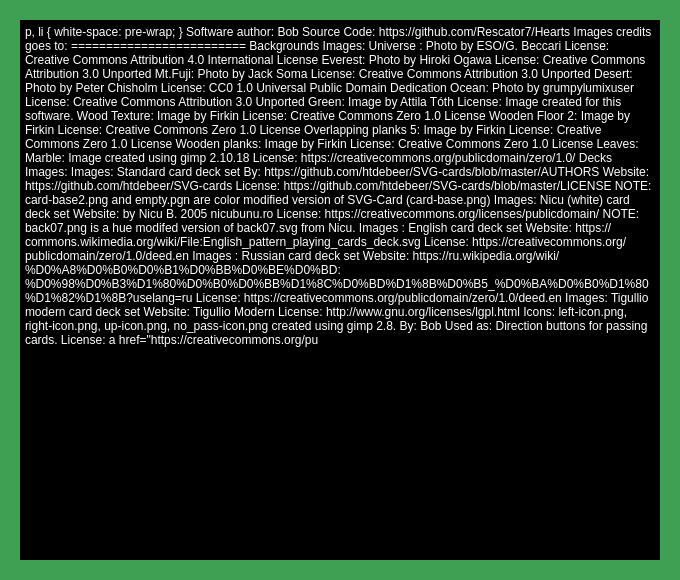
Above: credits.ui from Rescator7/Hearts before the change. Below: the same form after it.
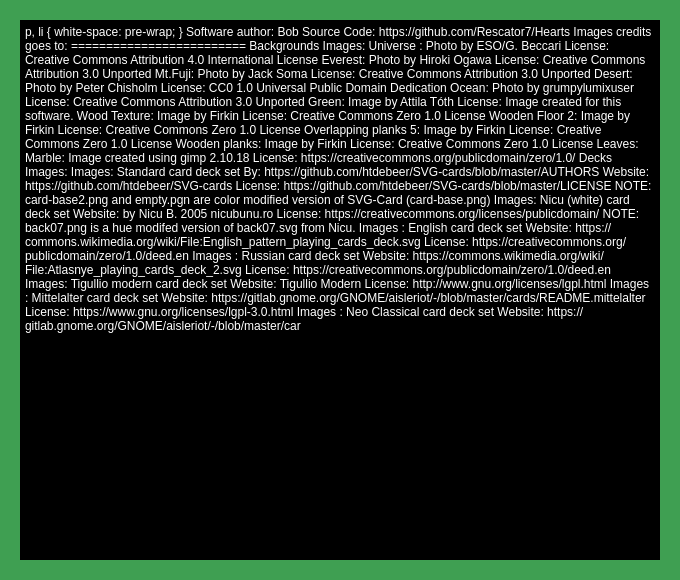
That is the form after the change. Icons and pictures are not drawn.

Patch:
```diff
--- a/credits.ui
+++ b/credits.ui
@@ -994,7 +994,7 @@
 &lt;p style=&quot;-qt-paragraph-type:empty; margin-top:0px; margin-bottom:0px; margin-left:0px; margin-right:0px; -qt-block-indent:0; text-indent:0px; text-decoration: underline; color:#5555ff;&quot;&gt;&lt;br /&gt;&lt;/p&gt;
 &lt;p style=&quot;-qt-paragraph-type:empty; margin-top:0px; margin-bottom:0px; margin-left:0px; margin-right:0px; -qt-block-indent:0; text-indent:0px; text-decoration: underline; color:#5555ff;&quot;&gt;&lt;br /&gt;&lt;/p&gt;
 &lt;p style=&quot; margin-top:0px; margin-bottom:0px; margin-left:0px; margin-right:0px; -qt-block-indent:0; text-indent:0px;&quot;&gt;&lt;span style=&quot; text-decoration: underline;&quot;&gt;Images&lt;/span&gt;: Russian card deck set&lt;/p&gt;
-&lt;p style=&quot; margin-top:0px; margin-bottom:0px; margin-left:0px; margin-right:0px; -qt-block-indent:0; text-indent:0px;&quot;&gt;Website: &lt;a href=&quot;https://ru.wikipedia.org/wiki/%D0%A8%D0%B0%D0%B1%D0%BB%D0%BE%D0%BD:%D0%98%D0%B3%D1%80%D0%B0%D0%BB%D1%8C%D0%BD%D1%8B%D0%B5_%D0%BA%D0%B0%D1%80%D1%82%D1%8B?uselang=ru&quot;&gt;&lt;span style=&quot; text-decoration: underline; color:#5555ff;&quot;&gt;https://ru.wikipedia.org/wiki/%D0%A8%D0%B0%D0%B1%D0%BB%D0%BE%D0%BD:%D0%98%D0%B3%D1%80%D0%B0%D0%BB%D1%8C%D0%BD%D1%8B%D0%B5_%D0%BA%D0%B0%D1%80%D1%82%D1%8B?uselang=ru&lt;/span&gt;&lt;/a&gt;&lt;/p&gt;
+&lt;p style=&quot; margin-top:0px; margin-bottom:0px; margin-left:0px; margin-right:0px; -qt-block-indent:0; text-indent:0px;&quot;&gt;Website: &lt;a href=&quot;https://commons.wikimedia.org/wiki/File:Atlasnye_playing_cards_deck_2.svg&quot;&gt;&lt;span style=&quot; text-decoration: underline; color:#5555ff;&quot;&gt;https://commons.wikimedia.org/wiki/File:Atlasnye_playing_cards_deck_2.svg&lt;/span&gt;&lt;/a&gt;&lt;/p&gt;
 &lt;p style=&quot; margin-top:0px; margin-bottom:0px; margin-left:0px; margin-right:0px; -qt-block-indent:0; text-indent:0px;&quot;&gt;License: &lt;a href=&quot;https://creativecommons.org/publicdomain/zero/1.0/deed.en&quot;&gt;&lt;span style=&quot; text-decoration: underline; color:#5555ff;&quot;&gt;https://creativecommons.org/publicdomain/zero/1.0/deed.en&lt;/span&gt;&lt;/a&gt;&lt;/p&gt;
 &lt;p style=&quot;-qt-paragraph-type:empty; margin-top:0px; margin-bottom:0px; margin-left:0px; margin-right:0px; -qt-block-indent:0; text-indent:0px;&quot;&gt;&lt;br /&gt;&lt;/p&gt;
 &lt;p style=&quot;-qt-paragraph-type:empty; margin-top:0px; margin-bottom:0px; margin-left:0px; margin-right:0px; -qt-block-indent:0; text-indent:0px;&quot;&gt;&lt;br /&gt;&lt;/p&gt;
@@ -1003,6 +1003,19 @@
 &lt;p style=&quot; margin-top:0px; margin-bottom:0px; margin-left:0px; margin-right:0px; -qt-block-indent:0; text-indent:0px;&quot;&gt;License: &lt;a href=&quot;http://www.gnu.org/licenses/lgpl.html
 &quot;&gt;&lt;span style=&quot; text-decoration: underline; color:#5555ff;&quot;&gt;http://www.gnu.org/licenses/lgpl.html &lt;/span&gt;&lt;/a&gt;&lt;/p&gt;
 &lt;p style=&quot;-qt-paragraph-type:empty; margin-top:0px; margin-bottom:0px; margin-left:0px; margin-right:0px; -qt-block-indent:0; text-indent:0px;&quot;&gt;&lt;br /&gt;&lt;/p&gt;
+&lt;p style=&quot;-qt-paragraph-type:empty; margin-top:0px; margin-bottom:0px; margin-left:0px; margin-right:0px; -qt-block-indent:0; text-indent:0px;&quot;&gt;&lt;br /&gt;&lt;/p&gt;
+&lt;p style=&quot; margin-top:0px; margin-bottom:0px; margin-left:0px; margin-right:0px; -qt-block-indent:0; text-indent:0px;&quot;&gt;&lt;span style=&quot; text-decoration: underline;&quot;&gt;Images&lt;/span&gt;: Mittelalter card deck set&lt;/p&gt;
+&lt;p style=&quot; margin-top:0px; margin-bottom:0px; margin-left:0px; margin-right:0px; -qt-block-indent:0; text-indent:0px;&quot;&gt;Website: &lt;a href=&quot;https://gitlab.gnome.org/GNOME/aisleriot/-/blob/master/cards/README.mittelalter&quot;&gt;&lt;span style=&quot; text-decoration: underline; color:#5555ff;&quot;&gt;https://gitlab.gnome.org/GNOME/aisleriot/-/blob/master/cards/README.mittelalter&lt;/span&gt;&lt;/a&gt;&lt;/p&gt;
+&lt;p style=&quot; margin-top:0px; margin-bottom:0px; margin-left:0px; margin-right:0px; -qt-block-indent:0; text-indent:0px;&quot;&gt;License: &lt;a href=&quot;https://www.gnu.org/licenses/lgpl-3.0.html&quot;&gt;&lt;span style=&quot; text-decoration: underline; color:#5555ff;&quot;&gt;https://www.gnu.org/licenses/lgpl-3.0.html&lt;/span&gt;&lt;/a&gt;&lt;/p&gt;
+&lt;p style=&quot;-qt-paragraph-type:empty; margin-top:0px; margin-bottom:0px; margin-left:0px; margin-right:0px; -qt-block-indent:0; text-indent:0px;&quot;&gt;&lt;br /&gt;&lt;/p&gt;
+&lt;p style=&quot; margin-top:0px; margin-bottom:0px; margin-left:0px; margin-right:0px; -qt-block-indent:0; text-indent:0px;&quot;&gt;&lt;span style=&quot; text-decoration: underline;&quot;&gt;Images&lt;/span&gt;: Neo Classical card deck set&lt;/p&gt;
+&lt;p style=&quot; margin-top:0px; margin-bottom:0px; margin-left:0px; margin-right:0px; -qt-block-indent:0; text-indent:0px;&quot;&gt;Website: &lt;a href=&quot;https://gitlab.gnome.org/GNOME/aisleriot/-/blob/master/cards/README.neoclassical&quot;&gt;&lt;span style=&quot; text-decoration: underline; color:#5555ff;&quot;&gt;https://gitlab.gnome.org/GNOME/aisleriot/-/blob/master/cards/README.neoclassical&lt;/span&gt;&lt;/a&gt;&lt;/p&gt;
+&lt;p style=&quot; margin-top:0px; margin-bottom:0px; margin-left:0px; margin-right:0px; -qt-block-indent:0; text-indent:0px;&quot;&gt;License: &lt;a href=&quot;https://www.gnu.org/licenses/lgpl-3.0.html&quot;&gt;&lt;span style=&quot; text-decoration: underline; color:#5555ff;&quot;&gt;https://www.gnu.org/licenses/lgpl-3.0.html&lt;/span&gt;&lt;/a&gt;&lt;/p&gt;
+&lt;p style=&quot;-qt-paragraph-type:empty; margin-top:0px; margin-bottom:0px; margin-left:0px; margin-right:0px; -qt-block-indent:0; text-indent:0px;&quot;&gt;&lt;br /&gt;&lt;/p&gt;
+&lt;p style=&quot; margin-top:0px; margin-bottom:0px; margin-left:0px; margin-right:0px; -qt-block-indent:0; text-indent:0px;&quot;&gt;&lt;span style=&quot; text-decoration: underline;&quot;&gt;Images:&lt;/span&gt; Tigullio International&lt;/p&gt;
+&lt;p style=&quot; margin-top:0px; margin-bottom:0px; margin-left:0px; margin-right:0px; -qt-block-indent:0; text-indent:0px;&quot;&gt;Website: &lt;a href=&quot;https://gitlab.gnome.org/GNOME/aisleriot/-/blob/master/cards/README.tigullio&quot;&gt;&lt;span style=&quot; text-decoration: underline; color:#5555ff;&quot;&gt;https://gitlab.gnome.org/GNOME/aisleriot/-/blob/master/cards/README.tigullio&lt;/span&gt;&lt;/a&gt;&lt;/p&gt;
+&lt;p style=&quot; margin-top:0px; margin-bottom:0px; margin-left:0px; margin-right:0px; -qt-block-indent:0; text-indent:0px;&quot;&gt;License: &lt;a href=&quot;https://www.gnu.org/licenses/lgpl-3.0.html&quot;&gt;&lt;span style=&quot; text-decoration: underline; color:#5555ff;&quot;&gt;https://www.gnu.org/licenses/lgpl-3.0.html&lt;/span&gt;&lt;/a&gt;&lt;/p&gt;
+&lt;p style=&quot;-qt-paragraph-type:empty; margin-top:0px; margin-bottom:0px; margin-left:0px; margin-right:0px; -qt-block-indent:0; text-indent:0px;&quot;&gt;&lt;br /&gt;&lt;/p&gt;
 &lt;p style=&quot;-qt-paragraph-type:empty; margin-top:0px; margin-bottom:0px; margin-left:0px; margin-right:0px; -qt-block-indent:0; text-indent:0px; text-decoration: underline;&quot;&gt;&lt;br /&gt;&lt;/p&gt;
 &lt;p style=&quot; margin-top:0px; margin-bottom:0px; margin-left:0px; margin-right:0px; -qt-block-indent:0; text-indent:0px;&quot;&gt;&lt;span style=&quot; text-decoration: underline;&quot;&gt;Icons: left-icon.png, right-icon.png, up-icon.png, no_pass-icon.png&lt;/span&gt;&lt;/p&gt;
 &lt;p style=&quot;-qt-paragraph-type:empty; margin-top:0px; margin-bottom:0px; margin-left:0px; margin-right:0px; -qt-block-indent:0; text-indent:0px; text-decoration: underline;&quot;&gt;&lt;br /&gt;&lt;/p&gt;
```
